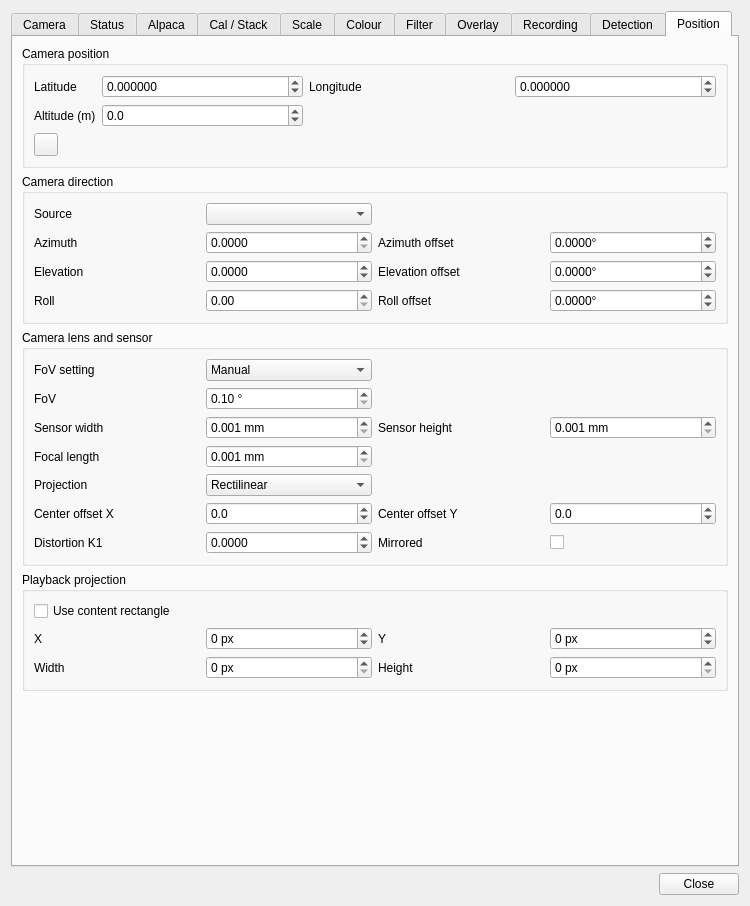
Before: the Qt Designer form plugins/feature/camera/camerasettingsdialog.ui in srcejon/sdrangel, drawn with Qt 5.
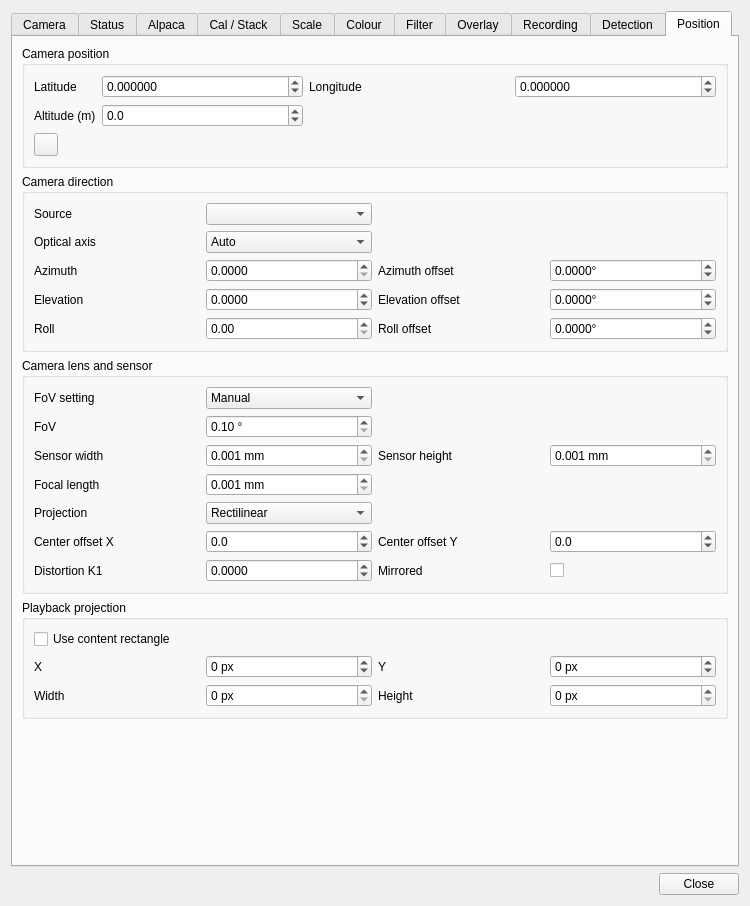
After: the same form once the commit is applied. The open tabs and pages were chosen to show the change. Icons and pictures are not drawn. Custom widgets are drawn as their Qt base class.

Commit message: Add camera sensor optical axis setting

Diff of the .ui file:
```diff
--- a/plugins/feature/camera/camerasettingsdialog.ui
+++ b/plugins/feature/camera/camerasettingsdialog.ui
@@ -7949,6 +7949,35 @@
             </property>
            </widget>
           </item>
+          <item row="1" column="0">
+           <widget class="QLabel" name="sensorOpticalAxisLabel">
+            <property name="text">
+             <string>Optical axis</string>
+            </property>
+           </widget>
+          </item>
+          <item row="1" column="1">
+           <widget class="QComboBox" name="sensorOpticalAxisCombo">
+            <property name="toolTip">
+             <string>Choose how the camera optical axis relates to the Qt Sensors device coordinates. Auto uses the selected Qt camera position and defaults to rear-facing for other camera sources.</string>
+            </property>
+            <item>
+             <property name="text">
+              <string>Auto</string>
+             </property>
+            </item>
+            <item>
+             <property name="text">
+              <string>Rear</string>
+             </property>
+            </item>
+            <item>
+             <property name="text">
+              <string>Front</string>
+             </property>
+            </item>
+           </widget>
+          </item>
           <item row="7" column="0">
            <widget class="QLabel" name="rollLabel">
             <property name="text">
```
The commit also changes 4 other files.
